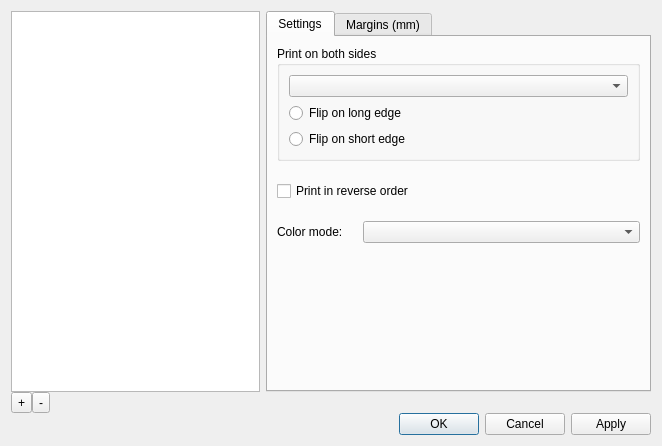
Above: src/plicapage/gui/printersettings/printersettings.ui from spuddermax/plica-page before the change. Below: the same form after it.
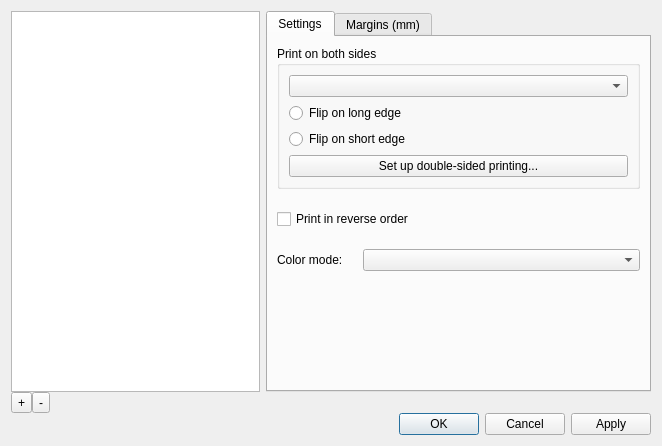
That is the form after the change.

Commit message: Add a manual duplex calibration wizard

```diff
--- a/src/plicapage/gui/printersettings/printersettings.ui
+++ b/src/plicapage/gui/printersettings/printersettings.ui
@@ -105,6 +105,16 @@
               </property>
              </widget>
             </item>
+            <item row="3" column="0" colspan="2">
+             <widget class="QPushButton" name="calibrateButton">
+              <property name="toolTip">
+               <string comment="Duplex calibration button tooltip">Prints two sheets and asks what came out, to work out which way the paper has to go back in.</string>
+              </property>
+              <property name="text">
+               <string comment="Duplex calibration button in printer settings">Set up double-sided printing...</string>
+              </property>
+             </widget>
+            </item>
            </layout>
           </widget>
          </item>
```
Left out of the diff: 3 changed lines with no effect on the pictures. The commit also changes 18 other files.
